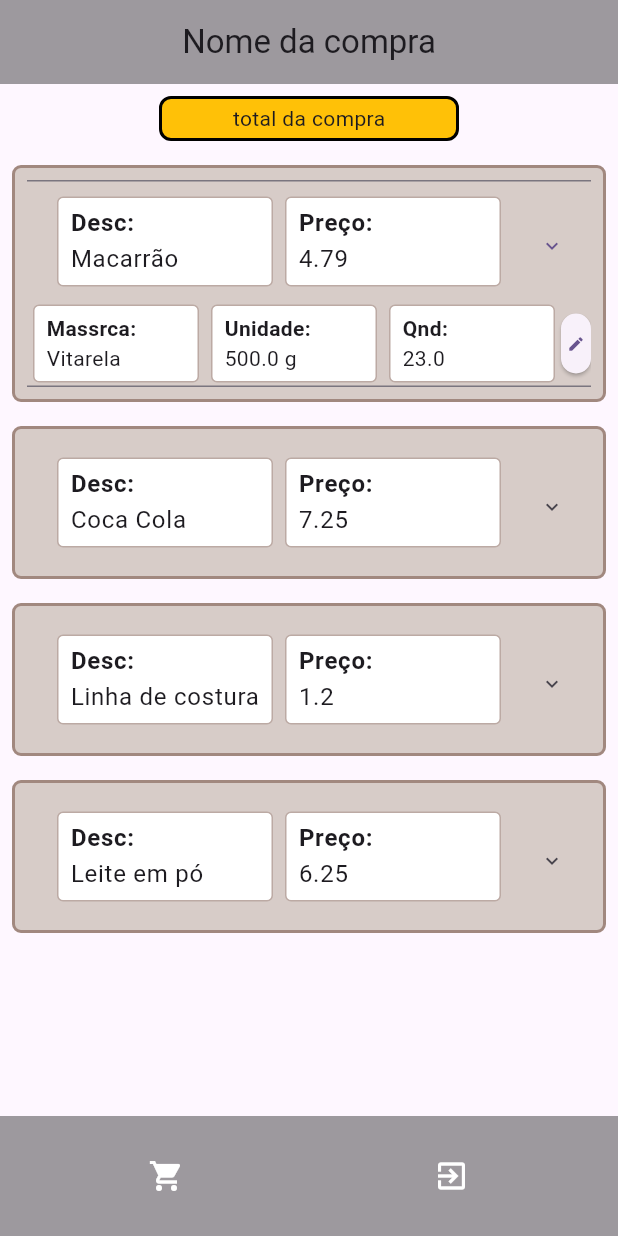
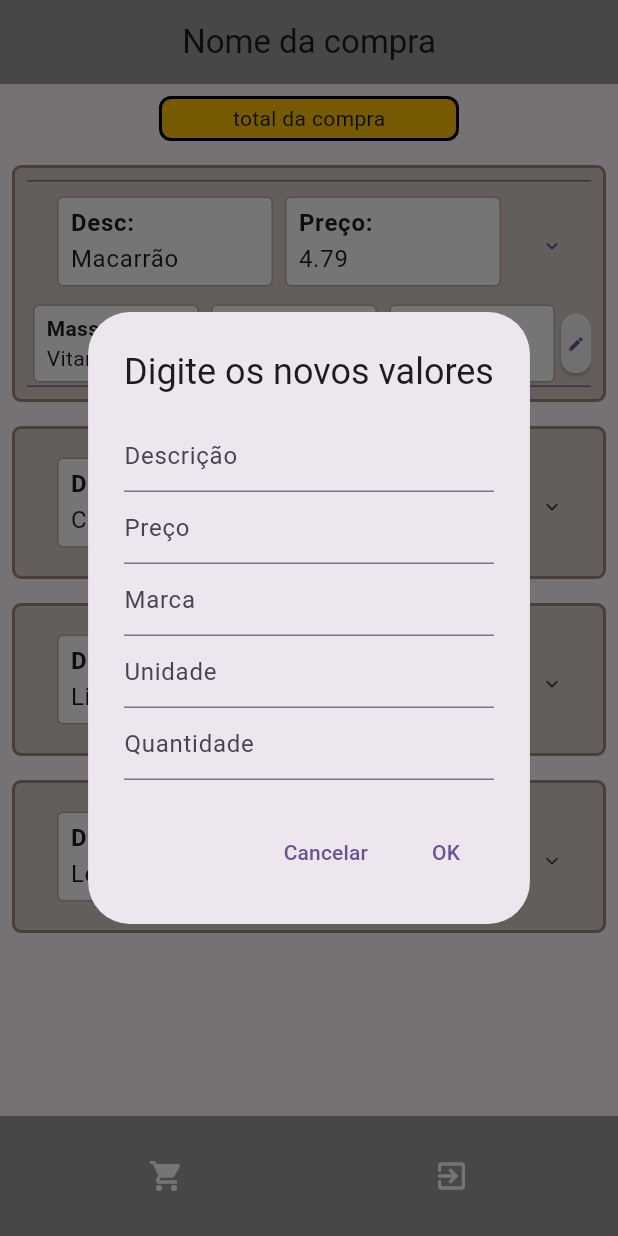
Before and after one commit to gustavo91010/recall-de-compras-app, a Flutter app: the screen it shows after launch, after a tap on "Desc:", after a tap on the "edit" icon, on a phone screen of 412 x 824 dp. Run offline on Flutter 3.47's test engine with Material 3 defaults, Android fonts, the phone set to English and light mode, and no system bars.

Commit message:
feat: include box recuperar valores no update

```diff
--- a/lib/components/item_component.dart
+++ b/lib/components/item_component.dart
@@ -38,13 +38,12 @@ class Item extends StatelessWidget {
               width: 10,
               height: 10,
               child: Align(
-              alignment:  Alignment.centerLeft,
+                alignment: Alignment.centerLeft,
                 child: Icon(
                   Icons.expand_more, // Ícone padrão de expandir
                   size: 16,
                 ),
-            )
-          ),
+              )),
           title: Row(
             mainAxisAlignment: MainAxisAlignment.spaceBetween,
             children: [
@@ -67,10 +66,13 @@ class Item extends StatelessWidget {
                       style: ElevatedButton.styleFrom(
                         padding: EdgeInsets.zero, // Remove o padding padrão
                       ),
-                      onPressed: () {},
+                      onPressed: () {
+// aqui vai ficar o metodo para abrir caixa de edição de campo
+                        _showEditItens(context);
+                      },
                       child: Container(
                         alignment: AlignmentDirectional.center,
-                        child: Icon(
+                        child: const Icon(
                           Icons.edit,
                           size: 12,
                         ),
@@ -113,4 +115,70 @@ class Item extends StatelessWidget {
       ),
     );
   }
+
+  Future<String?> _showEditItens(BuildContext context) {
+// box para pegar o os dados dos itens no update
+ TextEditingController descriptionController = TextEditingController();
+  TextEditingController priceController = TextEditingController();
+  TextEditingController brandController = TextEditingController();
+  TextEditingController unitController = TextEditingController();
+  TextEditingController quantityController = TextEditingController();
+    TextEditingController nameController = TextEditingController();
+
+    return showDialog<String>(
+      context: context,
+      builder: (BuildContext context) {
+        return AlertDialog(
+          title: const Text('Digite os novos valores'),
+
+
+          content: SingleChildScrollView(
+          child: Column(
+            mainAxisSize: MainAxisSize.min,
+            children: [
+              TextField(
+                controller: descriptionController,
+                decoration: const InputDecoration(hintText: "Descrição"),
+              ),
+              TextField(
+                controller: priceController,
+                decoration: const InputDecoration(hintText: "Preço"),
+              ),
+              TextField(
+                controller: brandController,
+                decoration: const InputDecoration(hintText: "Marca"),
+              ),
+              TextField(
+                controller: unitController,
+                decoration: const InputDecoration(hintText: "Unidade"),
+              ),
+              TextField(
+                controller: quantityController,
+                decoration: const InputDecoration(hintText: "Quantidade"),
+              ),
+            ],
+          ),
+        ),
+
+
+          actions: <Widget>[
+            TextButton(
+              onPressed: () {
+                Navigator.of(context)
+                    .pop(); // Fecha o diálogo sem retornar valor
+              },
+              child: const Text('Cancelar'),
+            ),
+            TextButton(
+              onPressed: () {
+                Navigator.of(context)
+                    .pop(nameController.text); // Retorna o valor digitado
+              },
+              child: const Text('OK'),
+            ),
+          ],
+        );
+      },
+    );
   }
+}
--- a/lib/pages/purchasse.dart
+++ b/lib/pages/purchasse.dart
@@ -1,6 +1,4 @@
-import 'package:flutter/cupertino.dart';
 import 'package:flutter/material.dart';
-import 'package:flutter/widgets.dart';
 import 'package:recall_de_compras/components/botoon_app_bar.dart';
 import 'package:recall_de_compras/pages/login.dart';
 
@@ -19,8 +17,6 @@ class _PurchasseScreen extends State<Purchasse> {
     if (nomeCompra != null && nomeCompra.isNotEmpty) {
       setState(() {
         compras.add(Compra(nome: nomeCompra));
-        print('Compra adicionada: Total de compras = ${compras.length}');
-
         sendMessage(message: 'Compra: $nomeCompra adicionada');
       });
     }
```
Lines whose indentation alone changed are shown as unchanged.
